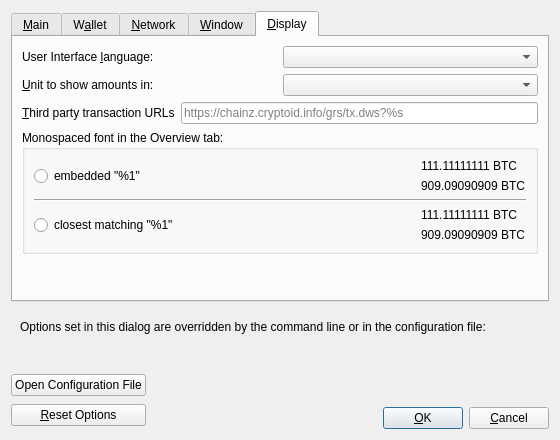
This is src/qt/forms/optionsdialog.ui in sweetlove56/groestlcoin as Qt 5 draws it before an edit. The edited form follows.
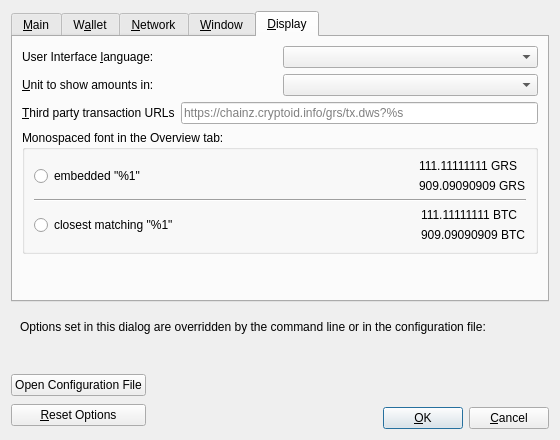
This is the edited form. The open tabs and pages were chosen to show the change. Custom widgets are drawn as their Qt base class.

Patch:
```diff
--- a/src/qt/forms/optionsdialog.ui
+++ b/src/qt/forms/optionsdialog.ui
@@ -738,14 +738,14 @@
               <item>
                <widget class="QLabel" name="embeddedFont_label_1">
                 <property name="text">
-                 <string>111.11111111 BTC</string>
+                 <string>111.11111111 GRS</string>
                 </property>
                </widget>
               </item>
               <item>
                <widget class="QLabel" name="embeddedFont_label_9">
                 <property name="text">
-                 <string>909.09090909 BTC</string>
+                 <string>909.09090909 GRS</string>
                 </property>
                </widget>
               </item>
```
